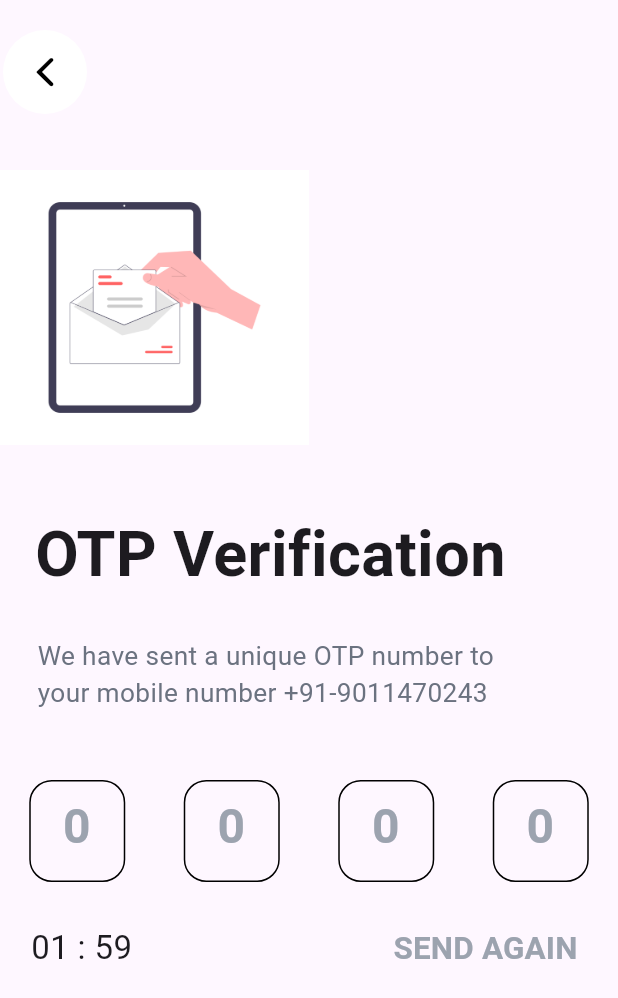
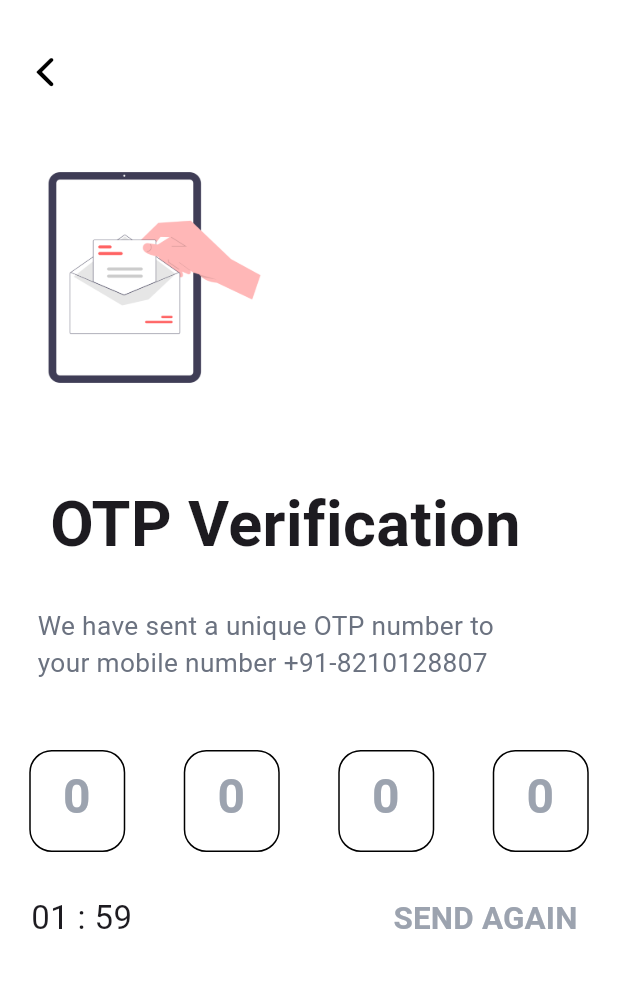
Before and after one commit to RAWMIC17/DealsDray_Assignment, a Flutter app: the screen it shows after launch, after a tap on "SEND CODE", on a phone screen of 412 x 824 dp. Shown: the top 998 px of the screen. Run offline on Flutter 3.47's test engine with Material 3 defaults, Android fonts, the phone set to English and light mode, and no system bars; our stand-ins replace animated_splash_screen, animated_toggle_switch, lottie, shimmer, velocity_x; network calls fail.

Commit message:
final commit

```diff
--- a/lib/screens/login_page.dart
+++ b/lib/screens/login_page.dart
@@ -1,5 +1,6 @@
 import 'dart:convert';
 import 'package:animated_toggle_switch/animated_toggle_switch.dart';
+import 'package:dealsdray_1/utils/colors.dart';
 import 'package:dealsdray_1/utils/otpsend.dart';
 import 'package:dealsdray_1/utils/routes.dart';
 import 'package:flutter/cupertino.dart';
@@ -72,6 +73,7 @@ class _LoginScreenPageState extends State<LoginScreenPage> {
   @override
   Widget build(BuildContext context) {
     return Scaffold(
+      backgroundColor: Mycolors.backgroundColor,
       body: Stack(
         children: [
           Positioned(
@@ -88,7 +90,8 @@ class _LoginScreenPageState extends State<LoginScreenPage> {
               splashColor: Vx.red200,
             ),
           ),
-          Column(
+          SingleChildScrollView(
+            child: Column(
               children: [
                 Container(
                   margin: EdgeInsets.only(top: 15),
@@ -125,11 +128,11 @@ class _LoginScreenPageState extends State<LoginScreenPage> {
                   onChanged: (value) => setState(() => defSwitchValue = value),
                 ),
                 Container(
-                margin: EdgeInsets.only(top: 40, right: MediaQuery.of(context).size.width / 5),
+                  margin: EdgeInsets.only(top: 40, right: MediaQuery.of(context).size.width/2.5-100),
                   child: "Glad to see you!".text.xl5.bold.make(),
                 ),
                 Container(
-                margin: EdgeInsets.only(top: 25, right: MediaQuery.of(context).size.width / 4),
+                  margin: EdgeInsets.only(top: 25, right: MediaQuery.of(context).size.width / 4-30),
                   child: "Please provide your phone number".text.color(Vx.gray500).xl.make(),
                 ),
                 Container(
@@ -156,7 +159,7 @@ class _LoginScreenPageState extends State<LoginScreenPage> {
                         ),
                         contentPadding: EdgeInsets.only(bottom: 15),
                       ),
-                    style: TextStyle(fontSize: 32, fontWeight: FontWeight.w400),
+                      style: TextStyle(fontSize: 30, fontWeight: FontWeight.w400),
                     ),
                   ),
                 ),
@@ -169,7 +172,11 @@ class _LoginScreenPageState extends State<LoginScreenPage> {
                     child: ElevatedButton(
                       onPressed: (){
                         isButtonEnabled ? sendOtp : null;
-                      Navigator.pushNamed(context, Myroutes.otpScreenRoute);
+                        Navigator.pushNamed(
+                          context,
+                          Myroutes.otpScreenRoute,
+                          arguments: _phoneController.text, // Passing the phone number
+                        );
                       },
                       child: "SEND CODE".text.color(Vx.white).bold.xl2.make(),
                       style: ButtonStyle(
@@ -183,6 +190,7 @@ class _LoginScreenPageState extends State<LoginScreenPage> {
                 ),
               ],
             ),
+          ),
         ],
       ),
     );
--- a/lib/screens/otp_verification_page.dart
+++ b/lib/screens/otp_verification_page.dart
@@ -1,5 +1,6 @@
 import 'dart:async';
 import 'dart:convert';
+import 'package:dealsdray_1/utils/colors.dart';
 import 'package:dealsdray_1/utils/routes.dart';
 import 'package:flutter/cupertino.dart';
 import 'package:flutter/material.dart';
@@ -8,13 +9,16 @@ import 'package:http/http.dart' as http;
 import 'package:velocity_x/velocity_x.dart';
 
 class OtpVerificationPage extends StatefulWidget {
-  const OtpVerificationPage({super.key});
+
+  const OtpVerificationPage({super.key,r});
 
   @override
   State<OtpVerificationPage> createState() => _OtpVerificationPageState();
 }
 
 class _OtpVerificationPageState extends State<OtpVerificationPage> {
+
+  @override
   late Timer _timer;
   int _remainingSeconds = 120;
   String otp = '9879';
@@ -85,6 +89,7 @@ class _OtpVerificationPageState extends State<OtpVerificationPage> {
   @override
   Widget build(BuildContext context) {
     return Scaffold(
+      backgroundColor: Mycolors.backgroundColor,
       body: Stack(
         children: [
           Positioned(
@@ -107,12 +112,13 @@ class _OtpVerificationPageState extends State<OtpVerificationPage> {
               splashColor: Vx.red200,
             ),
           ),
-          Column(
+          SingleChildScrollView(
+            child: Column(
               children: [
                 Container(
                   height: 210,
                   margin: EdgeInsets.only(
-                  top: 100,
+                    top: 80,
                     right: MediaQuery.of(context).size.width / 2,
                   ),
                   child: Image.asset('lib/assets/img/undraw_Mail_re_duel.png'),
@@ -120,7 +126,7 @@ class _OtpVerificationPageState extends State<OtpVerificationPage> {
                 Container(
                   margin: EdgeInsets.only(
                     top: 30,
-                  right: MediaQuery.of(context).size.width / 8,
+                    right: MediaQuery.of(context).size.width / 8-20,
                   ),
                   child: "OTP Verification".text.xl5.bold.make(),
                 ),
@@ -131,7 +137,7 @@ class _OtpVerificationPageState extends State<OtpVerificationPage> {
                     left: 25,
                   ),
                   child:
-                    "We have sent a unique OTP number to your mobile number +91-9011470243"
+                      "We have sent a unique OTP number to your mobile number +91-8210128807"
                           .text
                           .color(Vx.gray500)
                           .xl
@@ -226,6 +232,7 @@ class _OtpVerificationPageState extends State<OtpVerificationPage> {
                 ),
               ],
             ),
+          ),
         ],
       ),
     );
--- a/lib/screens/splash_screen.dart
+++ b/lib/screens/splash_screen.dart
@@ -2,11 +2,13 @@ import 'dart:convert';
 import 'package:animated_splash_screen/animated_splash_screen.dart';
 import 'package:dealsdray_1/screens/homepage.dart';
 import 'package:dealsdray_1/screens/login_page.dart';
+import 'package:dealsdray_1/utils/colors.dart';
 import 'package:dealsdray_1/utils/routes.dart';
 import 'package:dealsdray_1/utils/splashapi.dart';
 import 'package:flutter/material.dart';
 import 'package:lottie/lottie.dart';
 import 'package:http/http.dart' as http;
+import 'package:velocity_x/velocity_x.dart';
 
 class SplashScreenPage extends StatefulWidget {
   const SplashScreenPage({super.key});
@@ -63,6 +65,7 @@ class _SplashScreenPageState extends State<SplashScreenPage> {
   @override
   Widget build(BuildContext context) {
     return Scaffold(
+      backgroundColor: Mycolors.backgroundColor,
       body: Column(
         mainAxisAlignment: MainAxisAlignment.center,
         children: [
--- a/lib/utils/colors.dart
+++ b/lib/utils/colors.dart
@@ -1,3 +1,7 @@
+import 'dart:ui';
+
+import 'package:velocity_x/velocity_x.dart';
+
 class Mycolors{
-
+  static Color backgroundColor = Vx.white;
 }
```
Also changed, not shown: lib/screens/carousel_loading.dart (+7 -7 lines), lib/screens/sign_up_page.dart (+18 -8 lines). Lines whose indentation alone changed are shown as unchanged.
